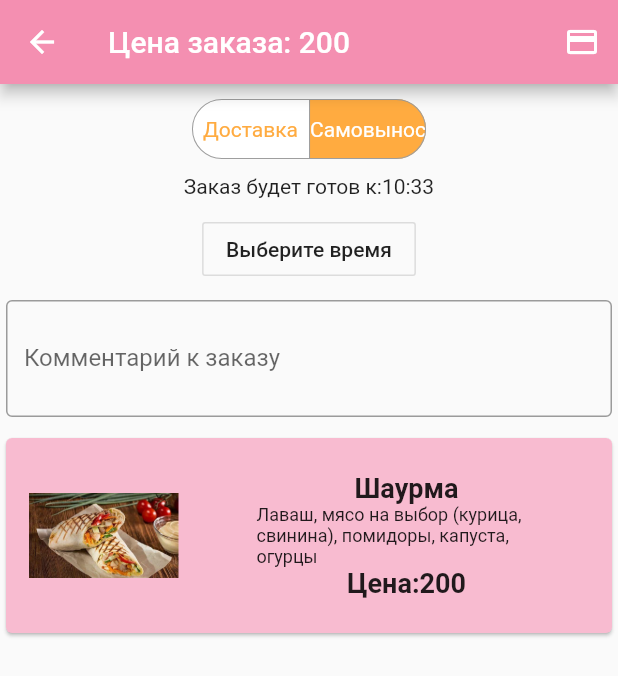
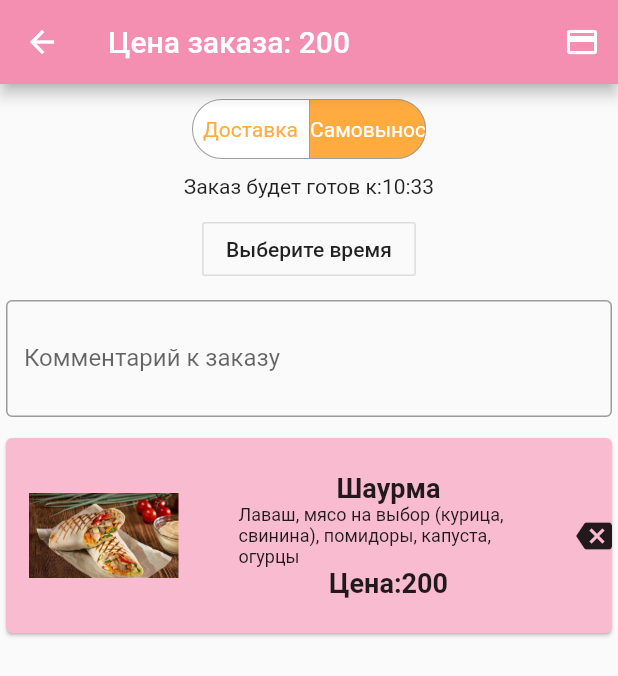
Before and after one commit to Gogov228/Shavuha, a Flutter app: the ChouseShavuha screen opened directly, after a tap on "Добавить", after a tap on the "shopping cart" icon, on a phone screen of 412 x 824 dp. Shown: the top 676 px of the screen. Run offline on Flutter 3.47's test engine with Material 2 defaults, Android fonts, the phone set to English and light mode, and no system bars; drawn by our look-alikes of material_segmented_control.

Commit message:
Beta version 1.7 pre relize

```diff
--- a/lib/ChouseShavuha.dart
+++ b/lib/ChouseShavuha.dart
@@ -28,13 +28,25 @@ class _chouse extends State<ChouseShavuha> {
         actions: <Widget>[
           if (countShava > 0)
             IconButton(
-              icon: Icon(Icons.shopping_cart),
+              alignment: Alignment.centerRight,
+              icon: Icon(
+                Icons.shopping_cart,
+                size: 26,
+              ),
               onPressed: () => Navigator.push(
                 context,
                 MaterialPageRoute(
                   builder: (BuildContext context) => Shop(),
                 ),
               ),
+            ),
+          if (countShava > 0)
+            Container(
+              child: Text(
+                '+$countShava',
+                style: TextStyle(fontSize: 18),
+              ),
+              margin: EdgeInsets.only(right: 5, top: 5),
             ),
         ],
       ),
@@ -124,6 +136,9 @@ class _chouse extends State<ChouseShavuha> {
                   margin: EdgeInsets.only(top: 50),
                   child: FlatButton(
                     onPressed: () {
+                      if (shaurmSum == 0) {
+                        null;
+                      } else {
                         print(allIngredients);
                         shaurmaList.add(ShaurShow(
                             'assets/shavaCat.jpg',
@@ -131,8 +146,10 @@ class _chouse extends State<ChouseShavuha> {
                             'Всё как вы просили',
                             shaurmSum));
                         shaurPrise[countShava] = shaurmSum;
+                        priseList.add(shaurmSum);
                         setState(() {
                           print(shaurmSum);
+
                           totalSum += shaurmSum;
                           while (chiken > 0) chikenDeCounter(100);
                           while (svinka > 0) svinkaDeCounter(100);
@@ -148,8 +165,8 @@ class _chouse extends State<ChouseShavuha> {
                           countShava++;
                           shaurmSum = 0;
                         });
-                      //print(shaurList);
-                      //print(allIngredients);
+                      }
+                      ;
                     },
                     child: Text(
                       "Добавить за $shaurmSum",
@@ -165,6 +182,14 @@ class _chouse extends State<ChouseShavuha> {
         ),
       ),
     );
+  }
+
+  _displaySnackBar(BuildContext context) {
+    final snackBar = SnackBar(
+      content: Text('Товар добавлен в корзину'),
+      duration: Duration(seconds: 1),
+    );
+    Scaffold.of(context).showSnackBar(snackBar);
   }
 
   Container ControlShaurm() {
@@ -425,8 +450,9 @@ class _chouse extends State<ChouseShavuha> {
     });
   }
 
-  Container ShaurAdd(String image, String name, String subText, int price) {
-    return Container(
+  Builder ShaurAdd(String image, String name, String subText, int price) {
+    return Builder(
+      builder: (context) => Container(
         child: SizedBox(
           child: Card(
             color: Colors.pink[100],
@@ -483,11 +509,13 @@ class _chouse extends State<ChouseShavuha> {
                                     shaurList[countShava] =
                                         ShaurShow(image, name, subText, price);
                                     shaurPrise[countShava] = price;
+                                    priseList.add(price);
                                     countShavuha();
                                     print(shaurList);
                                     totalSum += price;
                                     shaurmaList.add(
                                         ShaurShow(image, name, subText, price));
+                                    _displaySnackBar(context);
                                   },
                                   child: Text("Добавить"),
                                   color: Colors.grey[200],
@@ -505,6 +533,7 @@ class _chouse extends State<ChouseShavuha> {
             ),
           ),
         ),
+      ),
     );
   }
 }
--- a/lib/Shop.dart
+++ b/lib/Shop.dart
@@ -8,17 +8,13 @@ import 'package:shavuha/foodList.dart';
 import 'package:shavuha/main.dart';
 
 class Shop extends StatefulWidget {
-
   @override
   shop createState() => shop();
 }
 
-
-
 class shop extends State<Shop> {
   int _currentSelection = 1;
   var i, j;
-
 
   Map<int, Widget> _children() => {
         0: Text('Доставка'),
@@ -28,23 +24,23 @@ class shop extends State<Shop> {
   TimeOfDay _time = new TimeOfDay.now();
   TimeOfDay _timeNow = new TimeOfDay.now();
 
-  int waitTime(){
-    var h = _time.hour*3600-_timeNow.hour*3600;
-    var m = (_time.minute+3)*60-_timeNow.minute*60;
-    print(h);
-    print(m);
-    return h+m;
+  int waitTime() {
+    var h = _time.hour * 3600 - _timeNow.hour * 3600;
+    var m = (_time.minute + 3) * 60 - _timeNow.minute * 60;
+
+    return h + m;
   }
-
 
   @override
   Widget build(BuildContext context) {
-    timeForTimer= waitTime();
+    timeForTimer = waitTime();
     return Scaffold(
+      resizeToAvoidBottomPadding: false,
       appBar: AppBar(
         backgroundColor: Colors.pink[200],
         title: Text("Цена заказа: $totalSum"),
         actions: <Widget>[
+          if (totalSum > 0)
             IconButton(
               icon: Icon(Icons.payment),
               onPressed: () {
@@ -67,18 +63,16 @@ class shop extends State<Shop> {
                           Navigator.push(
                             context,
                             MaterialPageRoute(
-                            builder: (BuildContext context) => CountDownTimer(waitTime()),
+                              builder: (BuildContext context) =>
+                                  CountDownTimer(waitTime()),
                             ),
                           );
-
                         },
                       ),
-
                       FlatButton(
                         child: Text("Нет"),
                         onPressed: () {
                           Navigator.pop(context);
-
                         },
                       ),
                     ],
@@ -103,20 +97,8 @@ class shop extends State<Shop> {
                 onPressed: () => selectTime(context),
               ),
             ),
-            if (_currentSelection ==0)
-              Container(
-                margin: EdgeInsets.only(top: 10, left: 4, right: 4, bottom: 10),
-                child: TextField(
-                  keyboardType: TextInputType.multiline,
-                  maxLines: 1,
-                  decoration: InputDecoration(
-                    hoverColor: Colors.pink[200],
-                    border: OutlineInputBorder(),
-                    labelText: 'Место доставки',
-                  ),
-                ),
-              ),
-            Container(
+            SizedBox(
+              child: Container(
                 margin: EdgeInsets.only(top: 10, left: 4, right: 4, bottom: 10),
                 child: TextField(
                   keyboardType: TextInputType.multiline,
@@ -128,13 +110,29 @@ class shop extends State<Shop> {
                   ),
                 ),
               ),
+            ),
+            if (_currentSelection == 0)
+              SizedBox(
+                child: Container(
+                  margin:
+                      EdgeInsets.only(top: 10, left: 4, right: 4, bottom: 10),
+                  child: TextField(
+                    keyboardType: TextInputType.multiline,
+                    maxLines: 1,
+                    decoration: InputDecoration(
+                      hoverColor: Colors.pink[200],
+                      border: OutlineInputBorder(),
+                      labelText: 'Место доставки',
+                    ),
+                  ),
+                ),
+              ),
             Expanded(
-              child:  ListView.builder(
+              child: ListView.builder(
                 itemCount: shaurmaList.length,
                 itemBuilder: (BuildContext context, int index) {
-
                   //for (i in shaurList.keys)
-                  return  Dismissible(
+                  return Dismissible(
                     key: UniqueKey(),
                     child: shaurmaList[index.toInt()],
                     direction: DismissDirection.endToStart,
@@ -143,8 +141,11 @@ class shop extends State<Shop> {
                         //print(shaurList.keys.toList()[index]);
                         shaurmaList.removeAt(index);
                         deCountShavuha();
-                        totalSum -= shaurPrise[index];
-                        print(shaurmaList);
+                        totalSum -= priseList[index];
+                        priseList.removeAt(index);
+                        //shaurPrise.remove(index);
+                        print(shaurPrise);
+                        print(index);
                       });
                       Scaffold.of(context).showSnackBar(
                           SnackBar(content: Text("Узбек грустит(")));
@@ -163,7 +164,6 @@ class shop extends State<Shop> {
     );
   }
 
-
   void deCountShavuha() {
     setState(() {
       countShava--;
@@ -171,7 +171,6 @@ class shop extends State<Shop> {
   }
 
   String minut() {
-
     if (_time.minute + 3 == 0)
       return '${_time.minute}0';
     else if (_time.minute + 3 < 10 && 0 < _time.minute + 3)
--- a/lib/foodList.dart
+++ b/lib/foodList.dart
@@ -2,6 +2,7 @@ import 'package:flutter/cupertino.dart';
 import 'package:flutter/material.dart';
 import 'package:shavuha/ChouseShavuha.dart';
 
+bool mainTimer = false;
 int chiken = 0;
 int svinka = 0;
 int tomato = 0;
@@ -17,6 +18,7 @@ int countShava = 0;
 int totalSum = 0;
 Map<int, Container> shaurList = {};
 List<Container> shaurmaList = [];
+List<int> priseList = [];
 Map<int, int> shaurPrise = {};
 int timeForTimer = 3;
 List allIngredients = [
@@ -89,6 +91,9 @@ Container ShaurShow(String image, String name, String subText, int price) {
                 ],
               ),
             ),
+            Center(
+              child: Icon(Icons.backspace),
+            ),
           ],
         ),
       ),
--- a/lib/main.dart
+++ b/lib/main.dart
@@ -30,8 +30,10 @@ class MyApp extends StatelessWidget {
           child: Column(
             mainAxisAlignment: MainAxisAlignment.center,
             children: <Widget>[
+              Text("Адрес: Тогу 3 этаж"),
+              Text("Телефон: 8 800 550 02 28"),
               Container(
-                margin: EdgeInsets.only(bottom: 30),
+                margin: EdgeInsets.only(bottom: 20, top: 20),
                 child: ClipOval(
                   child: Image.asset(
                     'assets/shavaCat.jpg',
```
Also changed, not shown: lib/Timer.dart (+7 -3 lines). Lines whose indentation alone changed are shown as unchanged.
